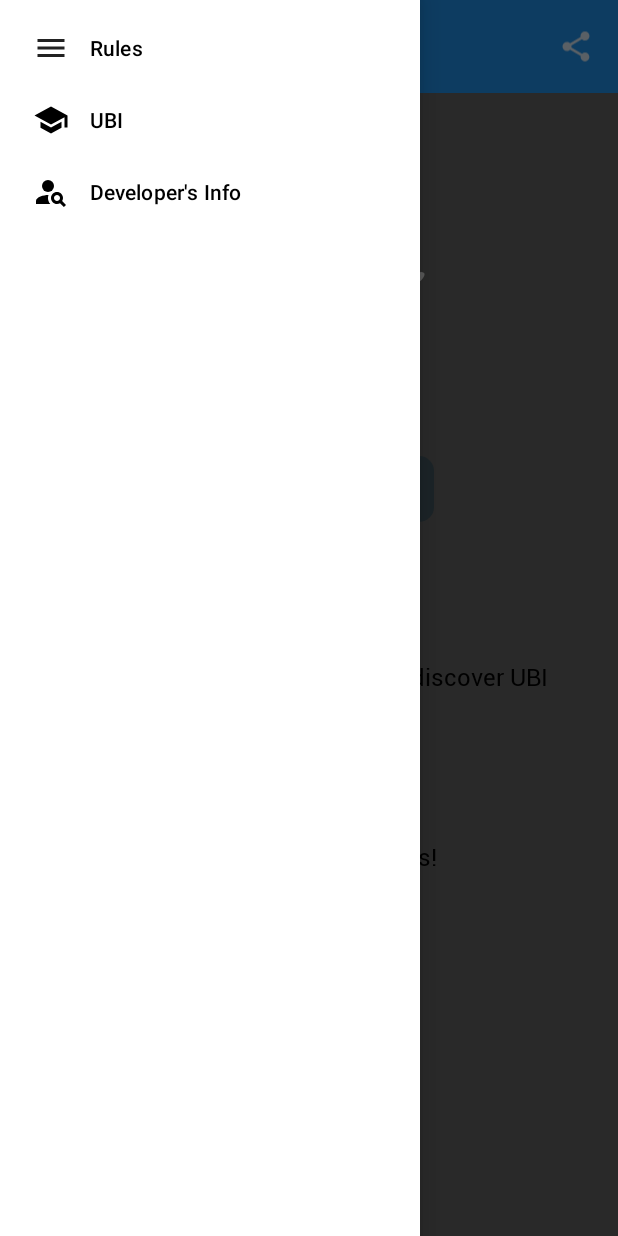
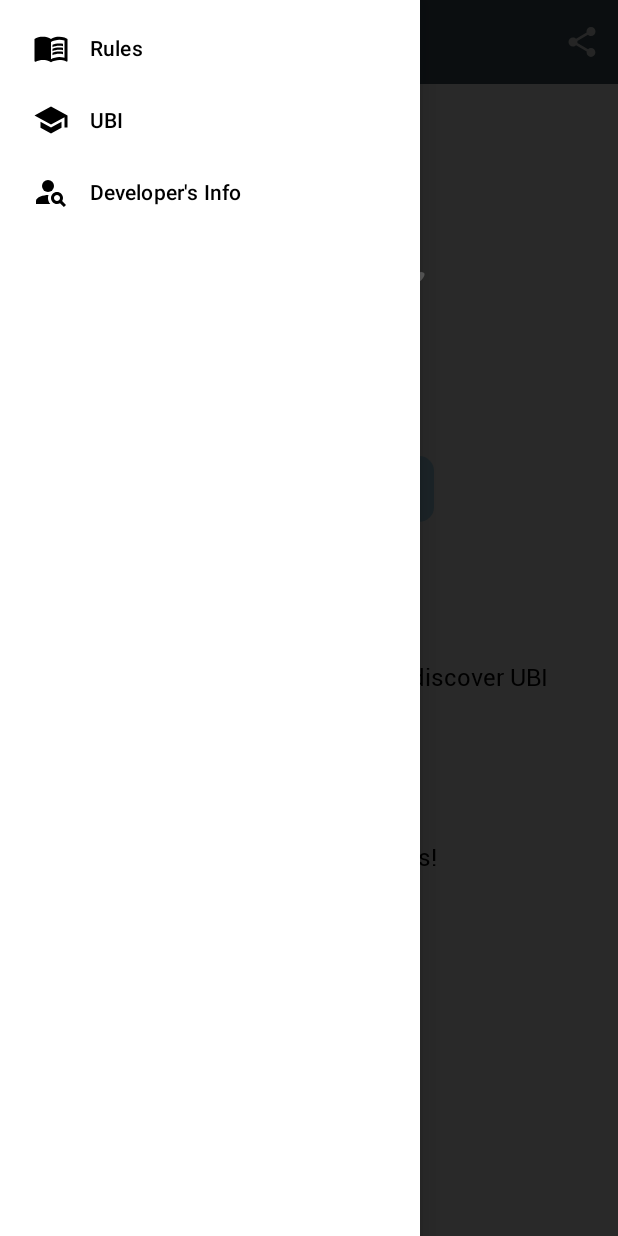
Before and after one commit to GuilhermeTeixeira13/SPYFALL-UBI, an Android app: the screen it shows after launch (MainActivity), with the side drawer open, on a phone screen of 412 x 824 dp. Run offline under Robolectric (Android 15) with nearby library versions, the phone set to English and light mode, and no system bars.

Commit message:
Side menu at Screen 1 and Toolbar with share button working well.

```diff
--- a/SpyfallUBI/app/src/main/java/pt/ubi/di/pmd/spyfall_ubi/MainActivity.java
+++ b/SpyfallUBI/app/src/main/java/pt/ubi/di/pmd/spyfall_ubi/MainActivity.java
@@ -4,10 +4,12 @@ import androidx.appcompat.app.ActionBarDrawerToggle;
 import androidx.appcompat.app.AppCompatActivity;
 import androidx.appcompat.widget.Toolbar;
 import androidx.drawerlayout.widget.DrawerLayout;
-
 import android.os.Bundle;
 import android.widget.ImageView;
-import android.widget.TextView;
+import android.content.Intent;
+import android.view.Menu;
+import android.view.MenuItem;
+import androidx.annotation.NonNull;
 
 public class MainActivity extends AppCompatActivity {
     private DrawerLayout drawer;
@@ -17,19 +19,52 @@ public class MainActivity extends AppCompatActivity {
         super.onCreate(savedInstanceState);
         setContentView(R.layout.activity_main);
 
-        ImageView menuIcon = findViewById(R.id.menu_icon);
-        ImageView shareIcon = findViewById(R.id.share_icon);
-        TextView title = findViewById(R.id.landing_tootlbar_title);
         ImageView spyImage = findViewById(R.id.spyImage);
 
-        Toolbar sideMenu = findViewById(R.id.side_menu);
+        Toolbar sideMenu = findViewById(R.id.toolbar_landing_page);
         setSupportActionBar(sideMenu);
 
         drawer = findViewById(R.id.drawer_layout);
 
-        ActionBarDrawerToggle toggle = new ActionBarDrawerToggle(this, drawer, sideMenu,
-                R.string.navigation_drawer_open, R.string.navigation_drawer_close);
+        ActionBarDrawerToggle toggle = new ActionBarDrawerToggle(this, drawer, sideMenu, R.string.navigation_drawer_open, R.string.navigation_drawer_close);
         drawer.addDrawerListener(toggle);
         toggle.syncState();
     }
+
+    @Override
+    public boolean onCreateOptionsMenu(Menu menu) {
+
+        getMenuInflater().inflate(R.menu.main_menu, menu);
+
+        // first parameter is the file for icon and second one is menu
+        return super.onCreateOptionsMenu(menu);
+    }
+
+    @Override
+    public boolean onOptionsItemSelected(@NonNull MenuItem item) {
+        // We are using switch case because multiple icons can be kept
+        switch (item.getItemId()) {
+            case R.id.shareButton:
+
+                Intent sharingIntent = new Intent(Intent.ACTION_SEND);
+
+                // type of the content to be shared
+                sharingIntent.setType("text/plain");
+
+                // Body of the content
+                String shareBody = "Link to Playstore";
+
+                // subject of the content. you can share anything
+                String shareSubject = "Spyfall @ UBI!";
+
+                // passing body of the content
+                sharingIntent.putExtra(Intent.EXTRA_TEXT, shareBody);
+
+                // passing subject of the content
+                sharingIntent.putExtra(Intent.EXTRA_SUBJECT, shareSubject);
+                startActivity(Intent.createChooser(sharingIntent, "Share using"));
+                break;
+        }
+        return super.onOptionsItemSelected(item);
+    }
 }
--- a/SpyfallUBI/app/src/main/res/layout/activity_main.xml
+++ b/SpyfallUBI/app/src/main/res/layout/activity_main.xml
@@ -6,6 +6,7 @@
     android:layout_width="match_parent"
     android:layout_height="match_parent"
     tools:context=".MainActivity"
+    tools:openDrawer="start"
     android:gravity="center"
     android:fitsSystemWindows="true"
     android:id="@+id/drawer_layout">
@@ -16,10 +17,10 @@
         android:orientation="vertical">
 
         <androidx.appcompat.widget.Toolbar
-            android:id="@+id/side_menu"
+            android:id="@+id/toolbar_landing_page"
             android:layout_width="match_parent"
-            android:layout_height="?attr/actionBarSize"
-            android:elevation="4dp"
+            android:layout_height="56dp"
+            android:background="@color/darkBlue_buttons"
             android:theme="@style/ThemeOverlay.AppCompat.Dark.ActionBar"
             app:popupTheme="@style/ThemeOverlay.AppCompat.Light" />
 
@@ -44,9 +45,6 @@
         android:layout_height="match_parent"
         tools:context=".MainActivity">
 
-        <include
-            android:id="@+id/include"
-            layout="@layout/toolbar_landing_page" />
 
         <ImageView
             android:layout_width="169dp"
--- a/SpyfallUBI/app/src/main/res/layout/toolbar_landing_page.xml
+++ /dev/null
@@ -1,37 +0,0 @@
-<?xml version="1.0" encoding="utf-8"?>
-<RelativeLayout xmlns:android="http://schemas.android.com/apk/res/android"
-    android:layout_width="match_parent"
-    android:layout_height="wrap_content"
-    xmlns:app="http://schemas.android.com/apk/res-auto"
-    android:background="@color/blue_toolbar"
-    android:padding="16dp">
-
-    <RelativeLayout
-        android:layout_width="match_parent"
-        android:layout_height="wrap_content">
-        <ImageView
-            android:layout_width="wrap_content"
-            android:layout_height="30dp"
-            android:layout_centerVertical="true"
-            android:id="@+id/menu_icon"
-            android:src="@drawable/menu_icon"/>
-        <TextView
-            android:layout_width="wrap_content"
-            android:layout_height="wrap_content"
-            android:layout_centerVertical="true"
-            android:layout_marginStart="40dp"
-            android:id="@+id/landing_tootlbar_title"
-            android:text="Spyfall @ UBI"
-            android:fontFamily="@font/roboto_regular"
-            android:textColor="@color/white"
-            android:textSize="20dp" />
-        <ImageView
-            android:layout_width="wrap_content"
-            android:layout_height="30dp"
-            android:layout_centerVertical="true"
-            android:id="@+id/share_icon"
-            android:src="@drawable/share_icon"
-            android:layout_alignParentEnd="true"/>
-    </RelativeLayout>
-
-</RelativeLayout>
--- a/SpyfallUBI/app/src/main/res/menu/drawer_menu.xml
+++ b/SpyfallUBI/app/src/main/res/menu/drawer_menu.xml
@@ -1,13 +1,11 @@
 <?xml version="1.0" encoding="utf-8"?>
 <menu xmlns:android="http://schemas.android.com/apk/res/android"
     xmlns:tools="http://schemas.android.com/tools"
-    tools:showIn="navigation_view"
-    android:id="@+id/drawer_menu">
-
+    tools:showIn="navigation_view">
 
     <group android:checkableBehavior="single">
         <item android:id="@+id/nav_rules"
-            android:icon="@drawable/menu_icon"
+            android:icon="@drawable/book_icon"
             android:title="Rules"/>
         <item android:id="@+id/nav_ubiinfo"
             android:icon="@drawable/school_icon"
--- /dev/null
+++ b/SpyfallUBI/app/src/main/res/menu/main_menu.xml
@@ -0,0 +1,13 @@
+<?xml version="1.0" encoding="utf-8"?>
+<menu xmlns:android="http://schemas.android.com/apk/res/android"
+    xmlns:app="http://schemas.android.com/apk/res-auto">
+
+    <!--we are using  app:showAsAction="ifRoom" so that share
+        button is added in toolbar. -->
+    <item
+        android:id="@+id/shareButton"
+        android:icon="@drawable/share_icon"
+        android:title="SHARE"
+        app:showAsAction="ifRoom" />
+
+</menu>
```
